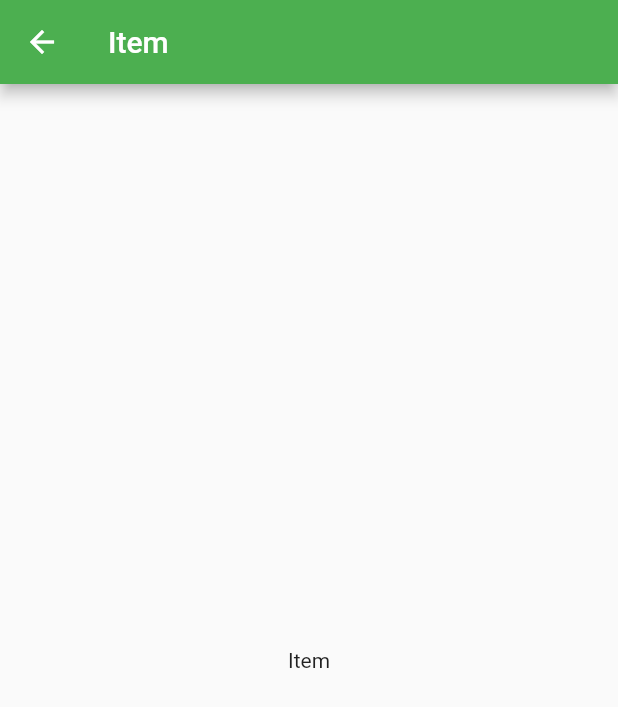
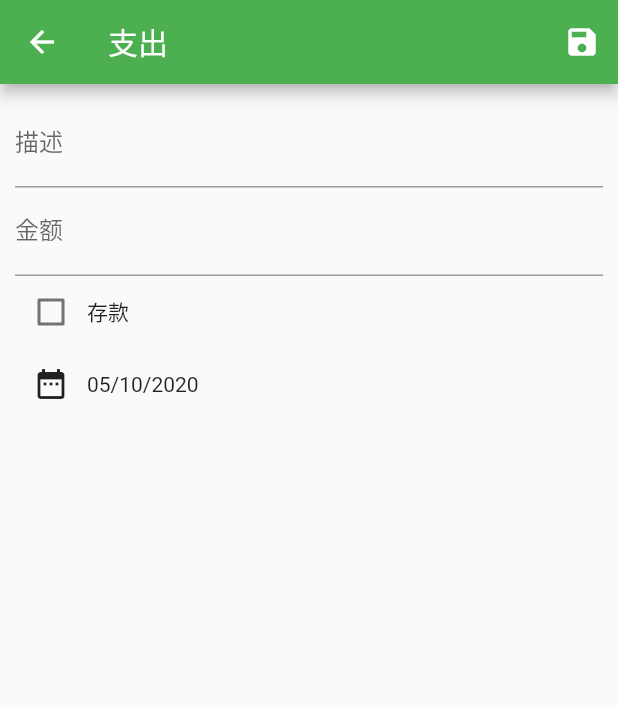
Before and after one commit to ChinaShrimp/spend_tracker, a Flutter app: the ItemPage screen opened directly, on a phone screen of 412 x 824 dp. Shown: the top 707 px of the screen. Run offline on Flutter 3.47's test engine with Material 2 defaults, Android fonts, the phone set to English and light mode, and no system bars.

Commit message:
add item page

```diff
--- a/lib/pages/items/item_page.dart
+++ b/lib/pages/items/item_page.dart
@@ -1,12 +1,110 @@
 import 'package:flutter/material.dart';
+import 'package:intl/intl.dart';
 
-class ItemPage extends StatelessWidget {
+class ItemPage extends StatefulWidget {
+  @override
+  _ItemPageState createState() => _ItemPageState();
+}
+
+class _ItemPageState extends State<ItemPage> {
+  Map<String, dynamic> _data = Map<String, dynamic>();
+  GlobalKey<FormState> _formKey = GlobalKey<FormState>();
+  bool _isDeposit = false;
+  DateTime _date = DateTime.now();
+
+  String get pageTitle {
+    if (_isDeposit) {
+      return '收入';
+    } else {
+      return '支出';
+    }
+  }
+
   @override
   Widget build(BuildContext context) {
     return Scaffold(
-        appBar: AppBar(title: Text('Item')),
-        body: Center(
-          child: Text('Item'),
-        ));
+      appBar: AppBar(
+        title: Text(pageTitle),
+        actions: <Widget>[
+          IconButton(
+            icon: Icon(Icons.save),
+            onPressed: () {
+              if (!_formKey.currentState.validate()) return;
+
+              _formKey.currentState.save();
+              Navigator.of(context).pop();
+            },
+          ),
+        ],
+      ),
+      body: Form(
+        key: _formKey,
+        child: Padding(
+            padding: EdgeInsets.all(10),
+            child: Column(
+              children: <Widget>[
+                TextFormField(
+                  decoration: InputDecoration(
+                    labelText: '描述',
+                  ),
+                  validator: (String value) {
+                    if (value.isEmpty) return '必填项';
+
+                    return null;
+                  },
+                  onSaved: (String value) => _data['description'] = value,
+                ),
+                TextFormField(
+                  keyboardType: TextInputType.numberWithOptions(decimal: true),
+                  decoration: InputDecoration(
+                    labelText: '金额',
+                  ),
+                  validator: (String value) {
+                    if (value.isEmpty) return '必填项';
+                    if (double.tryParse(value) == null) return '不合法的数字';
+
+                    return null;
+                  },
+                  onSaved: (String value) {
+                    _data['amount'] = double.parse(value);
+                  },
+                ),
+                Row(
+                  children: <Widget>[
+                    Checkbox(
+                      value: _isDeposit,
+                      onChanged: (bool value) {
+                        setState(() => _isDeposit = value);
+                      },
+                    ),
+                    Text('存款'),
+                  ],
+                ),
+                Row(
+                  children: <Widget>[
+                    IconButton(
+                      icon: Icon(Icons.date_range),
+                      onPressed: () async {
+                        var date = await showDatePicker(
+                          context: context,
+                          initialDate: _date,
+                          firstDate: _date.add(Duration(days: -365)),
+                          lastDate: _date.add(Duration(days: 365)),
+                        );
+
+                        setState(() {
+                          if (date == null) return;
+
+                          _date = date;
+                        });
+                      },
+                    ),
+                    Text(DateFormat('MM/dd/yyyy').format(_date)),
+                  ],
+                ),
+              ],
+            )),
+      ),
+    );
   }
 }
--- a/lib/pages/types/type_page.dart
+++ b/lib/pages/types/type_page.dart
@@ -48,6 +48,8 @@ class _TypePageState extends State<TypePage> {
                         decoration: InputDecoration(labelText: '名称'),
                         validator: (String value) {
                           if (value.isEmpty) return '必填项';
+
+                          return null;
                         },
                         onSaved: (String value) {
                           _data['name'] = value;
--- a/pubspec.yaml
+++ b/pubspec.yaml
@@ -19,6 +19,7 @@ environment:
 dependencies:
   flutter:
     sdk: flutter
+  intl: ^0.16.1
 
   # The following adds the Cupertino Icons font to your application.
   # Use with the CupertinoIcons class for iOS style icons.
```
Also changed, not shown: lib/pages/accounts/account_page.dart (+5 -2 lines), lib/pages/home/home_page.dart (+13 -1 lines), pubspec.lock.
